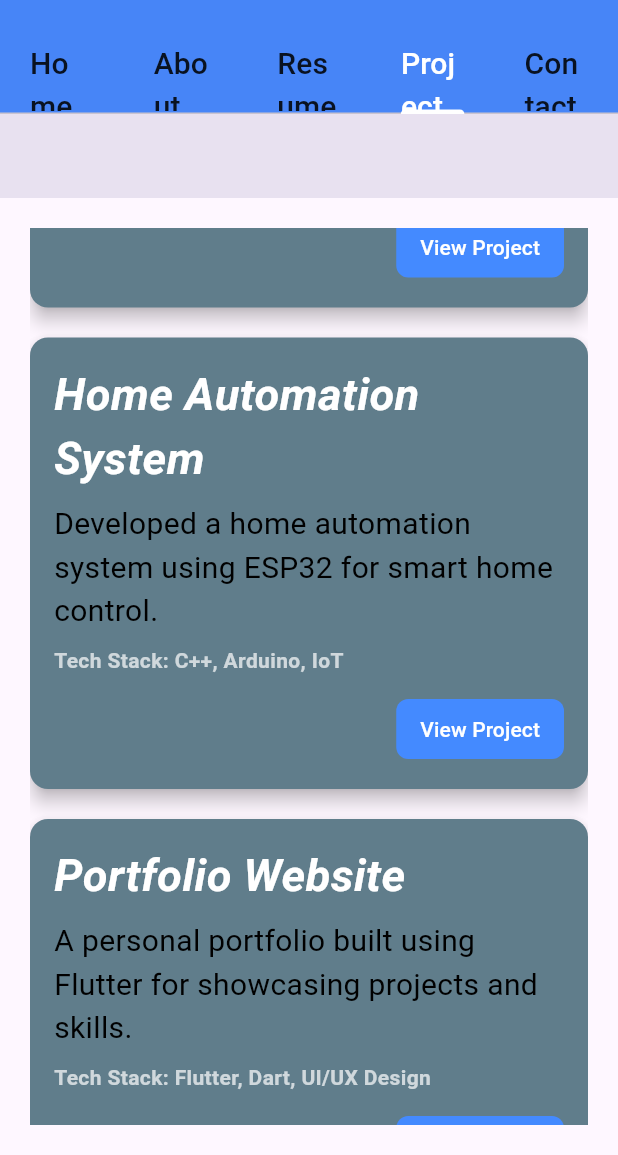
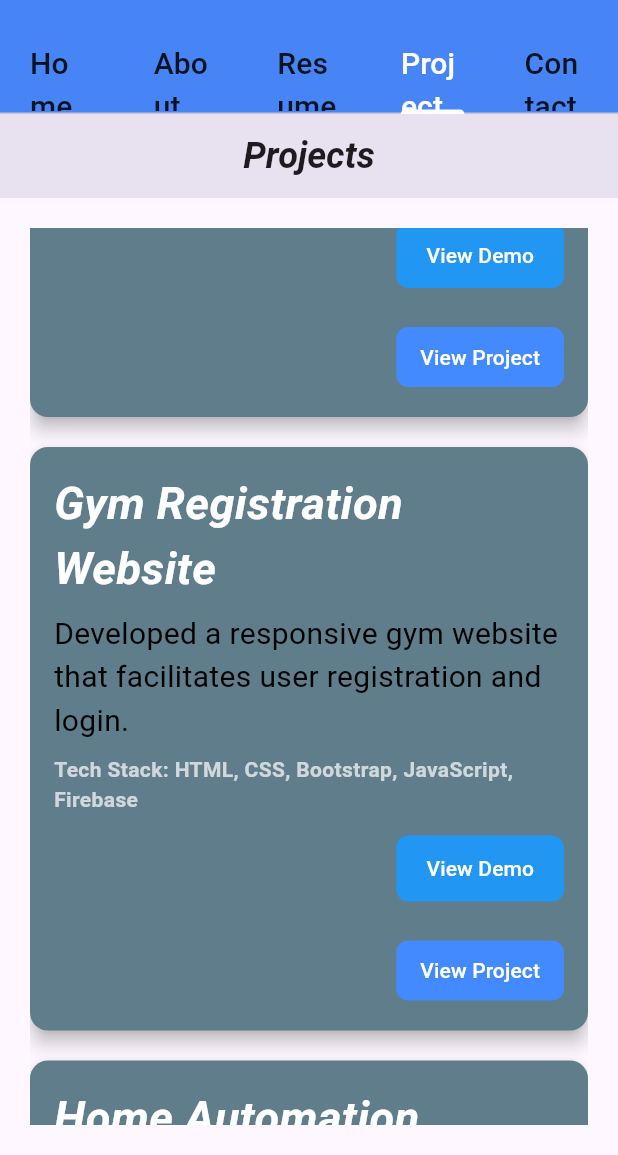
Before and after one commit to panditrishi54/potfolio, a Flutter app: the screen it shows after launch, tab 4 chosen, scrolled down 576 dp, after a tap on "View Project", on a phone screen of 412 x 824 dp, the part 81-1236 px from its top. Run offline on Flutter 3.47's test engine with Material 3 defaults, Android fonts, the phone set to English and light mode, and no system bars; our stand-ins replace font_awesome_flutter.

Commit message:
Update project with changes

```diff
--- a/lib/main.dart
+++ b/lib/main.dart
@@ -228,12 +228,12 @@ class _HomeSectionState extends State<HomeSection> with TickerProviderStateMixin
                   children: [
                     // Left Side - Profile Picture (Rectangle)
                     Container(
-                      width: constraints.maxWidth * 0.35, // 35% of screen width
+                      width: constraints.maxWidth * 0.26, // 35% of screen width
                       height: 700, // Fixed height
                       decoration: BoxDecoration(
                         borderRadius: BorderRadius.circular(16), // Rounded rectangle
                         image: const DecorationImage(
-                          image: AssetImage('assets/img/prog.jpg'), // Your profile image
+                          image: AssetImage('assets/img/aa11.jpg'), // Your profile image
                           fit: BoxFit.cover,
                         ),
                       ),
@@ -241,7 +241,9 @@ class _HomeSectionState extends State<HomeSection> with TickerProviderStateMixin
                     const SizedBox(width: 24), // Space between image and text
 
                     // Right Side - Information
+                    // Right Side - Information
                     Expanded(
+                      child: SingleChildScrollView(
                         child: Column(
                           crossAxisAlignment: CrossAxisAlignment.start,
                           children: [
@@ -254,31 +256,25 @@ class _HomeSectionState extends State<HomeSection> with TickerProviderStateMixin
                             ),
                             const SizedBox(height: 10),
                             Text(
-                            'A passionate software developer specializing in Flutter,'
-                                'Firebase, and UI/UX design. I love building innovative '
-                                'and efficient applications that solve real-world problems.'
-                                'Motivated and detail-oriented Software Developer with expertise in'
-                            'Python, Java, and IoT solutions. Experienced in building automation'
-                          'and web-based systems that enhance efficiency and user experience.'
-                          'Developed an IoT home automation system that improved energy'
-                          'efficiency by 25%. Proficient in Firebase and responsive web'
-                          'development. Proven ability to collaborate within cross-functional'
-                          'teams and contribute to open-source projects, delivering innovative'
-                            'solutions for complex challenges.',
-
+                              '• Passionate Software Developer specializing in Flutter, Firebase, and UI/UX design.\n'
+                                  '• Expertise in Python, Java, and IoT solutions.\n'
+                                  '• Proficient in building innovative, efficient applications to solve real-world problems.\n'
+                                  '• Experienced in developing automation and responsive web-based systems to enhance efficiency and user experience.\n'
+                                  '• .\n'
+                                  '• Skilled in Firebase and responsive web development.\n'
+                                  '• Proven ability to collaborate in cross-functional teams and contribute to open-source projects.\n'
+                                  '• Motivated and detail-oriented, delivering innovative solutions for complex challenges.',
                               style: Theme.of(context).textTheme.bodyMedium?.copyWith(
                                 color: Colors.black,
-                              fontSize: 19,
+                                fontSize: 25,
                                 fontStyle: FontStyle.italic,
                               ),
                             ),
                             const SizedBox(height: 30),
-
-                          // Clickable "Get in Touch" Text
-
                           ],
                         ),
                       ),
+                    )
                   ],
                 );
               },
@@ -531,12 +527,14 @@ class Project {
   final String description;
   final String techStack;
   final String projectUrl;
+  final String demoUrl;
 
   const Project({
     required this.title,
     required this.description,
     required this.techStack,
     required this.projectUrl,
+    required this.demoUrl,
   });
 }
 
@@ -544,41 +542,56 @@ class ProjectSection extends StatelessWidget {
   const ProjectSection({Key? key}) : super(key: key);
 
   final List<Project> projects = const [
-    Project(
-      title: "Gym Registration Website",
-      description: "Developed a responsive gym website that facilitates user registration and login.",
-      techStack: "HTML, CSS, Bootstrap, JavaScript, Firebase",
-      projectUrl: "https://github.com/panditrishi54/GYM_MANAGEMENT_WEB", // Replace with actual link
-    ),
 
     Project(
         title: "Food Donor App",
         description: "A Flutter app connecting food donors with charities to minimize food waste.",
         techStack: "Flutter, Dart, Firebase Authentication, Firestore",
         projectUrl: "https://github.com/panditrishi54/donationapp.git",
-    ),
-
-    Project(
-      title: "Home Automation System",
-      description: "Developed a home automation system using ESP32 for smart home control.",
-      techStack: "C++, Arduino, IoT",
-      projectUrl: "https://github.com/panditrishi54/home-automation",
+        demoUrl: "https://food-donation-ceafc.web.app/"
     ),
     Project(
         title: "Portfolio Website",
         description: "A personal portfolio built using Flutter for showcasing projects and skills.",
         techStack: "Flutter, Dart, UI/UX Design",
         projectUrl: "https://github.com/panditrishi54/portfolio",
+        demoUrl: "https://rishipotfolio.netlify.app/"
+    ),
+
+
+    Project(
+      title: "Gym Registration Website",
+      description: "Developed a responsive gym website that facilitates user registration and login.",
+      techStack: "HTML, CSS, Bootstrap, JavaScript, Firebase",
+      projectUrl: "https://github.com/panditrishi54/GYM_MANAGEMENT_WEB", // Replace with actual link
+      demoUrl: "#",
+    ),
+    Project(
+      title: "Home Automation System",
+      description: "Developed a home automation system using ESP32 for smart home control.",
+      techStack: "C++, Arduino, IoT",
+      projectUrl: "https://github.com/panditrishi54/home-automation",
+        demoUrl: "#"
     ),
   ];
 
   @override
   Widget build(BuildContext context) {
     return Scaffold(
-      appBar: AppBar(title: const Text('')),
+      appBar: AppBar(
+        title: const Text(
+          'Projects',
+          style: TextStyle(fontStyle: FontStyle.italic,
+            fontSize: 24,
+            fontWeight: FontWeight.bold, // Makes the text bold
+
+          ), // Makes the text italic
+
+        ),
+        centerTitle: true, // Centers the title
+      ),
       body: Padding(
         padding: const EdgeInsets.all(20.0),
-
         child: ListView.builder(
           itemCount: projects.length,
           itemBuilder: (context, index) {
@@ -589,7 +602,6 @@ class ProjectSection extends StatelessWidget {
               elevation: 5,
               shape: RoundedRectangleBorder(
                 borderRadius: BorderRadius.circular(12),
-
               ),
               margin: const EdgeInsets.symmetric(vertical: 10),
               child: Padding(
@@ -610,8 +622,6 @@ class ProjectSection extends StatelessWidget {
                     Text(
                       project.description,
                       style: const TextStyle(fontSize: 20, color: Colors.black),
-
-
                     ),
                     const SizedBox(height: 8),
                     Text(
@@ -621,7 +631,27 @@ class ProjectSection extends StatelessWidget {
                     const SizedBox(height: 12),
                     Align(
                       alignment: Alignment.centerRight,
-                      child: TextButton(
+                      child: Column(
+                        crossAxisAlignment: CrossAxisAlignment.end,
+                        children: [
+                          if (project.demoUrl != null) // Show demo button only if demoUrl exists
+                            TextButton(
+                              onPressed: () async {
+                                final Uri url = Uri.parse(project.demoUrl!);
+                                if (!await launchUrl(url, mode: LaunchMode.externalApplication)) {
+                                  debugPrint("Could not open ${project.demoUrl}");
+                                }
+                              },
+                              style: TextButton.styleFrom(
+                                foregroundColor: Colors.white,
+                                backgroundColor: Colors.blue, // Different color to distinguish from View Project
+                                padding: const EdgeInsets.symmetric(horizontal: 20, vertical: 12),
+                                shape: RoundedRectangleBorder(borderRadius: BorderRadius.circular(8)),
+                              ),
+                              child: const Text("View Demo"),
+                            ),
+                          const SizedBox(height: 20), // Space between buttons
+                          TextButton(
                             onPressed: () async {
                               final Uri url = Uri.parse(project.projectUrl);
                               if (!await launchUrl(url, mode: LaunchMode.externalApplication)) {
@@ -630,12 +660,13 @@ class ProjectSection extends StatelessWidget {
                             },
                             style: TextButton.styleFrom(
                               foregroundColor: Colors.white,
-
                               backgroundColor: Colors.blueAccent,
                               padding: const EdgeInsets.symmetric(horizontal: 16, vertical: 8),
                               shape: RoundedRectangleBorder(borderRadius: BorderRadius.circular(8)),
                             ),
                             child: const Text("View Project"),
+                          ),
+                        ],
                       ),
                     ),
                   ],
@@ -648,8 +679,6 @@ class ProjectSection extends StatelessWidget {
     );
   }
 }
-
-
 class ContactMeSection extends StatelessWidget {
   const ContactMeSection({Key? key}) : super(key: key);
 
@@ -731,9 +760,9 @@ class ContactMeSection extends StatelessWidget {
 }
 
 
-  Widget _buildContactTile(IconData icon, String title, String subtitle, String url) {
+Widget _buildContactTile(IconData icon, String title, String subtitle, String url,{double fontSize = 28}) {
   return ListTile(
-      leading: Icon(icon, color: Colors.blueAccent),
+    leading: Icon(icon,size: 40, color: Colors.blueAccent),
     title: Text(title, style: const TextStyle(fontWeight: FontWeight.bold)),
     subtitle: Text(subtitle),
     onTap: () async {
@@ -744,7 +773,6 @@ class ContactMeSection extends StatelessWidget {
     },
   );
 }
-
 
 // Interactive SkillDiagram widget using CustomPaint.
 class SkillDiagram extends StatefulWidget {
--- a/pubspec.yaml
+++ b/pubspec.yaml
@@ -28,3 +28,4 @@ flutter:
     - assets/img/w19.jpg
     - assets/img/prog.jpg
     - assets/img/ww.jpg
+    - assets/img/aa11.jpg
```
Also changed, not shown: assets/img/aa11.jpg (added), pubspec.lock, 3 other files. Lines whose indentation alone changed are shown as unchanged.
